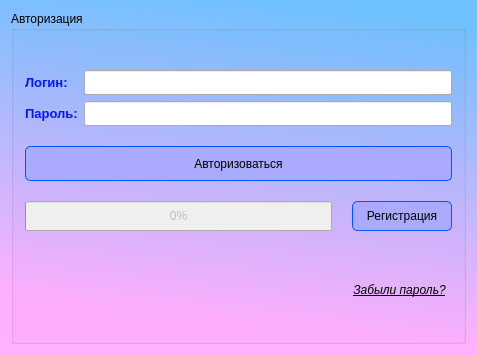
Before: the Qt Designer form mainwindow.ui in xterlo/msg, drawn with Qt 5.
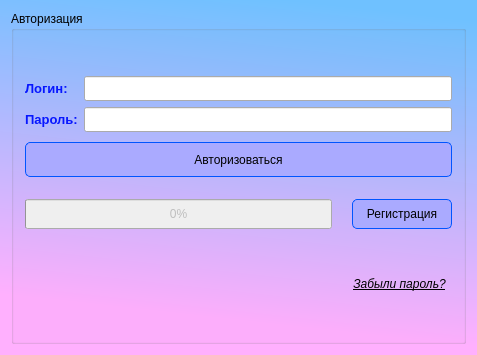
After: the same form once the commit is applied.

The edit to the form file:
```diff
--- a/mainwindow.ui
+++ b/mainwindow.ui
@@ -77,7 +77,7 @@
        <item row="0" column="0" colspan="3">
         <layout class="QVBoxLayout" name="verticalLayout_4" stretch="0,0">
          <property name="spacing">
-          <number>20</number>
+          <number>10</number>
          </property>
          <property name="leftMargin">
           <number>0</number>
@@ -167,7 +167,7 @@
           </layout>
          </item>
          <item>
-          <layout class="QGridLayout" name="gridLayout" rowstretch="0,0,0,0" columnstretch="0" rowminimumheight="0,0,0,10" columnminimumwidth="0">
+          <layout class="QGridLayout" name="gridLayout" rowstretch="0,0" columnstretch="0" rowminimumheight="0,0" columnminimumwidth="0">
            <property name="sizeConstraint">
             <enum>QLayout::SetDefaultConstraint</enum>
            </property>
@@ -217,6 +217,9 @@
              <property name="spacing">
               <number>20</number>
              </property>
+             <property name="topMargin">
+              <number>2</number>
+             </property>
              <item>
               <widget class="QProgressBar" name="progressBar">
                <property name="enabled">
```
